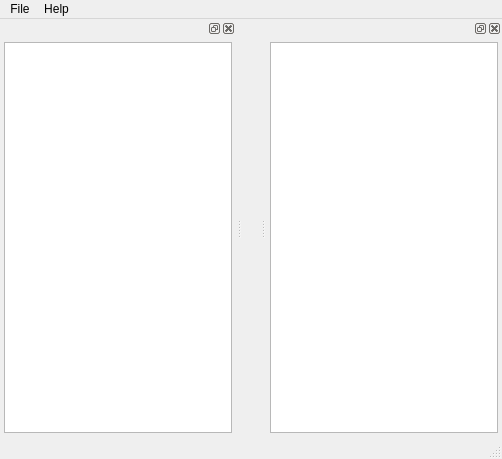
Above: vs-solution-explorer/mainwindow.ui from bravikov/visual-studio-solution-explorer before the change. Below: the same form after it.
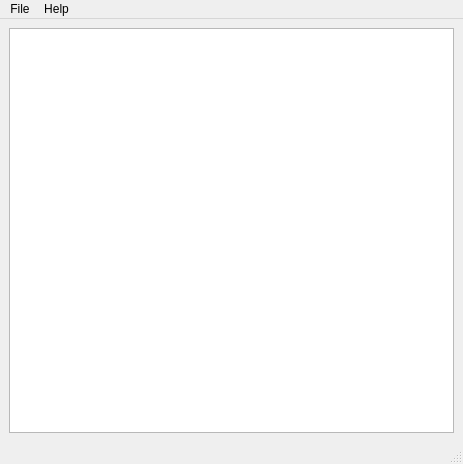
That is the form after the change.

Diff of the .ui file:
```diff
--- a/vs-solution-explorer/mainwindow.ui
+++ b/vs-solution-explorer/mainwindow.ui
@@ -6,22 +6,26 @@
    <rect>
     <x>0</x>
     <y>0</y>
-    <width>502</width>
-    <height>459</height>
+    <width>463</width>
+    <height>464</height>
    </rect>
   </property>
   <property name="windowTitle">
    <string>VS Solution Explorer</string>
   </property>
   <widget class="QWidget" name="centralwidget">
-   <layout class="QGridLayout" name="gridLayout"/>
+   <layout class="QGridLayout" name="gridLayout">
+    <item row="0" column="0">
+     <widget class="QTreeView" name="treeView"/>
+    </item>
+   </layout>
   </widget>
   <widget class="QMenuBar" name="menubar">
    <property name="geometry">
     <rect>
      <x>0</x>
      <y>0</y>
-     <width>502</width>
+     <width>463</width>
      <height>22</height>
     </rect>
    </property>
@@ -41,63 +45,6 @@
    <addaction name="menuHelp"/>
   </widget>
   <widget class="QStatusBar" name="statusbar"/>
-  <widget class="QDockWidget" name="dockWidget_8">
-   <attribute name="dockWidgetArea">
-    <number>2</number>
-   </attribute>
-   <widget class="QWidget" name="dockWidgetContents_8">
-    <layout class="QGridLayout" name="gridLayout_4">
-     <property name="leftMargin">
-      <number>4</number>
-     </property>
-     <property name="topMargin">
-      <number>4</number>
-     </property>
-     <property name="rightMargin">
-      <number>4</number>
-     </property>
-     <property name="bottomMargin">
-      <number>4</number>
-     </property>
-     <property name="horizontalSpacing">
-      <number>4</number>
-     </property>
-     <property name="verticalSpacing">
-      <number>0</number>
-     </property>
-     <item row="0" column="0">
-      <widget class="QTreeView" name="treeView"/>
-     </item>
-    </layout>
-   </widget>
-  </widget>
-  <widget class="QDockWidget" name="dockWidget_9">
-   <attribute name="dockWidgetArea">
-    <number>1</number>
-   </attribute>
-   <widget class="QWidget" name="dockWidgetContents_9">
-    <layout class="QGridLayout" name="gridLayout_5">
-     <property name="leftMargin">
-      <number>4</number>
-     </property>
-     <property name="topMargin">
-      <number>4</number>
-     </property>
-     <property name="rightMargin">
-      <number>4</number>
-     </property>
-     <property name="bottomMargin">
-      <number>4</number>
-     </property>
-     <property name="spacing">
-      <number>4</number>
-     </property>
-     <item row="0" column="0">
-      <widget class="QTableView" name="tableView_2"/>
-     </item>
-    </layout>
-   </widget>
-  </widget>
   <action name="actionOpenSolution">
    <property name="text">
     <string>Open Solution...</string>
```
